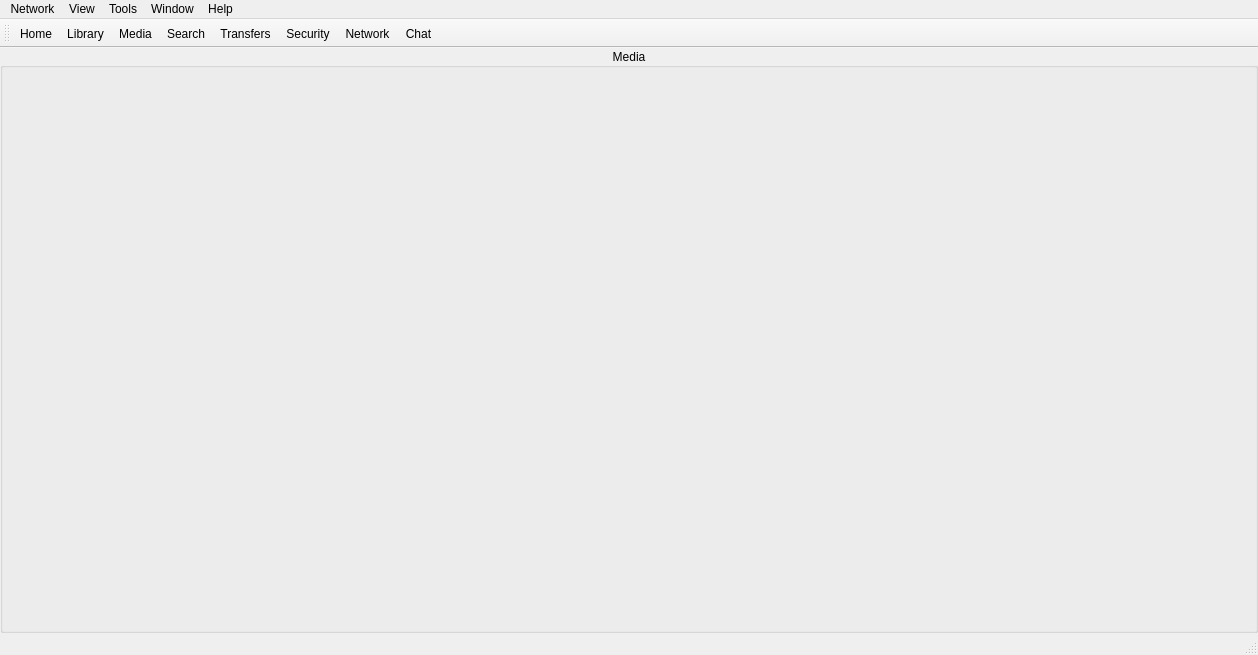
Above: mainwindow.ui from quazaa-development-team/Panthera-Project before the change. Below: the same form after it.
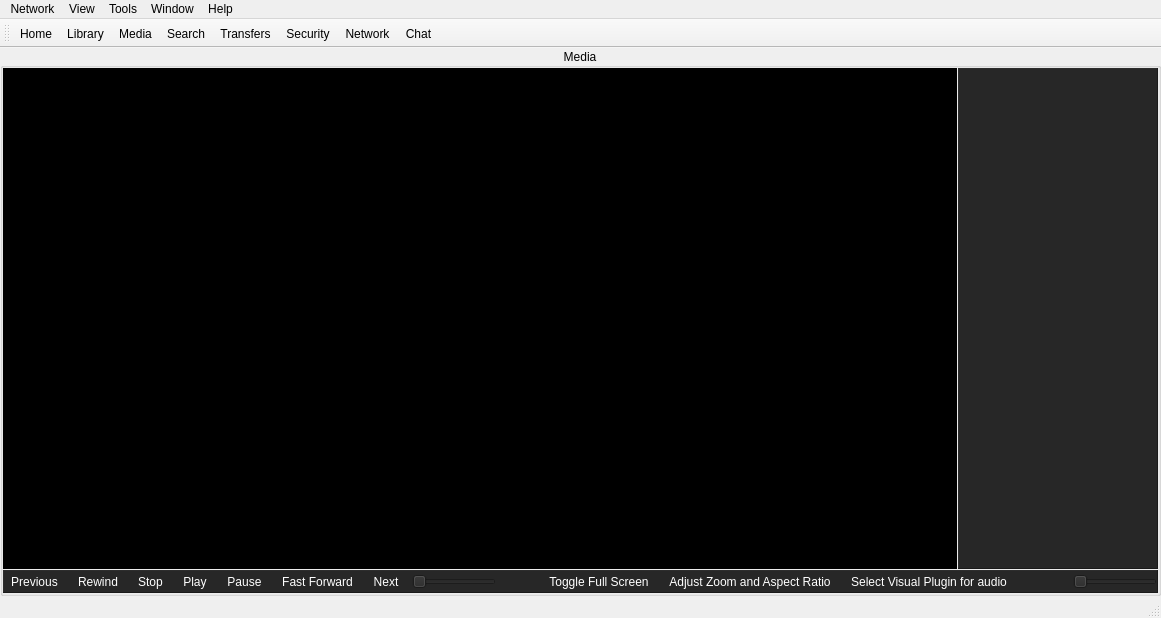
That is the form after the change. The open tabs and pages were chosen to show the change. Icons and pictures are not drawn.

Commit message: Commit more png files used in UI and current work on library and media pages.

```diff
--- a/mainwindow.ui
+++ b/mainwindow.ui
@@ -7,10 +7,16 @@
    <rect>
     <x>0</x>
     <y>0</y>
-    <width>1258</width>
-    <height>655</height>
+    <width>863</width>
+    <height>618</height>
    </rect>
   </property>
+  <property name="sizePolicy">
+   <sizepolicy hsizetype="MinimumExpanding" vsizetype="Preferred">
+    <horstretch>0</horstretch>
+    <verstretch>0</verstretch>
+   </sizepolicy>
+  </property>
   <property name="windowTitle">
    <string>Panthera</string>
   </property>
@@ -595,6 +601,806 @@
           <property name="flat">
            <bool>true</bool>
           </property>
+          <layout class="QGridLayout" name="gridLayout_14">
+           <property name="margin">
+            <number>0</number>
+           </property>
+           <property name="spacing">
+            <number>1</number>
+           </property>
+           <item row="0" column="0">
+            <widget class="QFrame" name="frameMediaScreen">
+             <property name="sizePolicy">
+              <sizepolicy hsizetype="MinimumExpanding" vsizetype="MinimumExpanding">
+               <horstretch>0</horstretch>
+               <verstretch>0</verstretch>
+              </sizepolicy>
+             </property>
+             <property name="styleSheet">
+              <string notr="true">background-color: rgb(0, 0, 0);</string>
+             </property>
+             <property name="frameShape">
+              <enum>QFrame::Panel</enum>
+             </property>
+             <property name="frameShadow">
+              <enum>QFrame::Sunken</enum>
+             </property>
+            </widget>
+           </item>
+           <item row="0" column="1">
+            <widget class="QFrame" name="frame_2">
+             <property name="enabled">
+              <bool>true</bool>
+             </property>
+             <property name="sizePolicy">
+              <sizepolicy hsizetype="Minimum" vsizetype="Expanding">
+               <horstretch>0</horstretch>
+               <verstretch>0</verstretch>
+              </sizepolicy>
+             </property>
+             <property name="minimumSize">
+              <size>
+               <width>200</width>
+               <height>0</height>
+              </size>
+             </property>
+             <property name="styleSheet">
+              <string notr="true">background-color: rgb(39,39,39);</string>
+             </property>
+             <property name="frameShape">
+              <enum>QFrame::Panel</enum>
+             </property>
+             <property name="frameShadow">
+              <enum>QFrame::Raised</enum>
+             </property>
+            </widget>
+           </item>
+           <item row="1" column="0" colspan="2">
+            <widget class="QFrame" name="frame">
+             <property name="sizePolicy">
+              <sizepolicy hsizetype="MinimumExpanding" vsizetype="Fixed">
+               <horstretch>0</horstretch>
+               <verstretch>0</verstretch>
+              </sizepolicy>
+             </property>
+             <property name="styleSheet">
+              <string notr="true">background-color: rgb(39, 39, 39);</string>
+             </property>
+             <property name="frameShape">
+              <enum>QFrame::Panel</enum>
+             </property>
+             <property name="frameShadow">
+              <enum>QFrame::Raised</enum>
+             </property>
+             <layout class="QGridLayout" name="gridLayout_12">
+              <property name="margin">
+               <number>0</number>
+              </property>
+              <item row="0" column="0">
+               <widget class="QToolButton" name="toolButtonMediaPrevious">
+                <property name="toolTip">
+                 <string>Previous</string>
+                </property>
+                <property name="styleSheet">
+                 <string>color: rgb(255, 255, 255);</string>
+                </property>
+                <property name="text">
+                 <string>Previous</string>
+                </property>
+                <property name="icon">
+                 <iconset resource="Graphics.qrc">
+                  <normaloff>:/Player/Resource/Player Start.png</normaloff>:/Player/Resource/Player Start.png</iconset>
+                </property>
+                <property name="iconSize">
+                 <size>
+                  <width>24</width>
+                  <height>24</height>
+                 </size>
+                </property>
+                <property name="popupMode">
+                 <enum>QToolButton::InstantPopup</enum>
+                </property>
+                <property name="autoRaise">
+                 <bool>true</bool>
+                </property>
+                <property name="arrowType">
+                 <enum>Qt::NoArrow</enum>
+                </property>
+               </widget>
+              </item>
+              <item row="0" column="1">
+               <widget class="QToolButton" name="toolButtonMediaRewind">
+                <property name="toolTip">
+                 <string>Rewind</string>
+                </property>
+                <property name="styleSheet">
+                 <string>color: rgb(255, 255, 255);</string>
+                </property>
+                <property name="text">
+                 <string>Rewind</string>
+                </property>
+                <property name="icon">
+                 <iconset resource="Graphics.qrc">
+                  <normaloff>:/Player/Resource/Player Rew.png</normaloff>:/Player/Resource/Player Rew.png</iconset>
+                </property>
+                <property name="iconSize">
+                 <size>
+                  <width>24</width>
+                  <height>24</height>
+                 </size>
+                </property>
+                <property name="popupMode">
+                 <enum>QToolButton::InstantPopup</enum>
+                </property>
+                <property name="autoRaise">
+                 <bool>true</bool>
+                </property>
+               </widget>
+              </item>
+              <item row="0" column="2">
+               <widget class="QToolButton" name="toolButtonMediaStop">
+                <property name="toolTip">
+                 <string>Stop</string>
+                </property>
+                <property name="styleSheet">
+                 <string>color: rgb(255, 255, 255);</string>
+                </property>
+                <property name="text">
+                 <string>Stop</string>
+                </property>
+                <property name="icon">
+                 <iconset resource="Graphics.qrc">
+                  <normaloff>:/Player/Resource/Player Stop.png</normaloff>:/Player/Resource/Player Stop.png</iconset>
+                </property>
+                <property name="iconSize">
+                 <size>
+                  <width>24</width>
+                  <height>24</height>
+                 </size>
+                </property>
+                <property name="popupMode">
+                 <enum>QToolButton::InstantPopup</enum>
+                </property>
+                <property name="autoRaise">
+                 <bool>true</bool>
+                </property>
+               </widget>
+              </item>
+              <item row="0" column="3">
+               <widget class="QToolButton" name="toolButtonMediaPlay">
+                <property name="toolTip">
+                 <string>Play</string>
+                </property>
+                <property name="styleSheet">
+                 <string>color: rgb(255, 255, 255);</string>
+                </property>
+                <property name="text">
+                 <string>Play</string>
+                </property>
+                <property name="icon">
+                 <iconset resource="Graphics.qrc">
+                  <normaloff>:/Player/Resource/Player Play.png</normaloff>:/Player/Resource/Player Play.png</iconset>
+                </property>
+                <property name="iconSize">
+                 <size>
+                  <width>24</width>
+                  <height>24</height>
+                 </size>
+                </property>
+                <property name="popupMode">
+                 <enum>QToolButton::InstantPopup</enum>
+                </property>
+                <property name="autoRaise">
+                 <bool>true</bool>
+                </property>
+               </widget>
+              </item>
+              <item row="0" column="4">
+               <widget class="QToolButton" name="toolButtonMediaPause">
+                <property name="toolTip">
+                 <string>Pause</string>
+                </property>
+                <property name="styleSheet">
+                 <string>color: rgb(255, 255, 255);</string>
+                </property>
+                <property name="text">
+                 <string>Pause</string>
+                </property>
+                <property name="icon">
+                 <iconset resource="Graphics.qrc">
+                  <normaloff>:/Player/Resource/Player Pause.png</normaloff>:/Player/Resource/Player Pause.png</iconset>
+                </property>
+                <property name="iconSize">
+                 <size>
+                  <width>24</width>
+                  <height>24</height>
+                 </size>
+                </property>
+                <property name="popupMode">
+                 <enum>QToolButton::InstantPopup</enum>
+                </property>
+                <property name="autoRaise">
+                 <bool>true</bool>
+                </property>
+               </widget>
+              </item>
+              <item row="0" column="5">
+               <widget class="QToolButton" name="toolButtonMediaFastForward">
+                <property name="toolTip">
+                 <string>Fast Forward</string>
+                </property>
+                <property name="styleSheet">
+                 <string>color: rgb(255, 255, 255);</string>
+                </property>
+                <property name="text">
+                 <string>Fast Forward</string>
+                </property>
+                <property name="icon">
+                 <iconset resource="Graphics.qrc">
+                  <normaloff>:/Player/Resource/Player Fwd.png</normaloff>:/Player/Resource/Player Fwd.png</iconset>
+                </property>
+                <property name="iconSize">
+                 <size>
+                  <width>24</width>
+                  <height>24</height>
+                 </size>
+                </property>
+                <property name="popupMode">
+                 <enum>QToolButton::InstantPopup</enum>
+                </property>
+                <property name="autoRaise">
+                 <bool>true</bool>
+                </property>
+               </widget>
+              </item>
+              <item row="0" column="6">
+               <widget class="QToolButton" name="toolButtonMediaNext">
+                <property name="toolTip">
+                 <string>Next</string>
+                </property>
+                <property name="styleSheet">
+                 <string>color: rgb(255, 255, 255);</string>
+                </property>
+                <property name="text">
+                 <string>Next</string>
+                </property>
+                <property name="icon">
+                 <iconset resource="Graphics.qrc">
+                  <normaloff>:/Player/Resource/Player End.png</normaloff>:/Player/Resource/Player End.png</iconset>
+                </property>
+                <property name="iconSize">
+                 <size>
+                  <width>24</width>
+                  <height>24</height>
+                 </size>
+                </property>
+                <property name="autoRaise">
+                 <bool>true</bool>
+                </property>
+               </widget>
+              </item>
+              <item row="0" column="14">
+               <widget class="QLabel" name="labelVolume">
+                <property name="toolTip">
+                 <string>Volume</string>
+                </property>
+                <property name="styleSheet">
+                 <string>color: rgb(255, 255, 255);</string>
+                </property>
+                <property name="text">
+                 <string/>
+                </property>
+                <property name="pixmap">
+                 <pixmap resource="Graphics.qrc">:/Player/Resource/Speaker.png</pixmap>
+                </property>
+                <property name="scaledContents">
+                 <bool>false</bool>
+                </property>
+               </widget>
+              </item>
+              <item row="0" column="13">
+               <spacer name="horizontalSpacer_7">
+                <property name="orientation">
+                 <enum>Qt::Horizontal</enum>
+                </property>
+                <property name="sizeType">
+                 <enum>QSizePolicy::Preferred</enum>
+                </property>
+                <property name="sizeHint" stdset="0">
+                 <size>
+                  <width>40</width>
+                  <height>20</height>
+                 </size>
+                </property>
+               </spacer>
+              </item>
+              <item row="0" column="15">
+               <widget class="QSlider" name="horizontalSliderVolume">
+                <property name="sizePolicy">
+                 <sizepolicy hsizetype="Fixed" vsizetype="Fixed">
+                  <horstretch>130</horstretch>
+                  <verstretch>0</verstretch>
+                 </sizepolicy>
+                </property>
+                <property name="orientation">
+                 <enum>Qt::Horizontal</enum>
+                </property>
+               </widget>
+              </item>
+              <item row="0" column="9">
+               <spacer name="horizontalSpacer_10">
+                <property name="orientation">
+                 <enum>Qt::Horizontal</enum>
+                </property>
+                <property name="sizeType">
+                 <enum>QSizePolicy::Minimum</enum>
+                </property>
+                <property name="sizeHint" stdset="0">
+                 <size>
+                  <width>40</width>
+                  <height>20</height>
+                 </size>
+                </property>
+               </spacer>
+              </item>
+              <item row="0" column="10">
+               <widget class="QToolButton" name="toolButton">
+                <property name="palette">
+                 <palette>
+                  <active>
+                   <colorrole role="WindowText">
+                    <brush brushstyle="SolidPattern">
+                     <color alpha="255">
+                      <red>255</red>
+                      <green>255</green>
+                      <blue>255</blue>
+                     </color>
+                    </brush>
+                   </colorrole>
+                   <colorrole role="Button">
+                    <brush brushstyle="SolidPattern">
+                     <color alpha="255">
+                      <red>39</red>
+                      <green>39</green>
+                      <blue>39</blue>
+                     </color>
+                    </brush>
+                   </colorrole>
+                   <colorrole role="Text">
+                    <brush brushstyle="SolidPattern">
+                     <color alpha="255">
+                      <red>255</red>
+                      <green>255</green>
+                      <blue>255</blue>
+                     </color>
+                    </brush>
+                   </colorrole>
+                   <colorrole role="ButtonText">
+                    <brush brushstyle="SolidPattern">
+                     <color alpha="255">
+                      <red>255</red>
+                      <green>255</green>
+                      <blue>255</blue>
+                     </color>
+                    </brush>
+                   </colorrole>
+                  </active>
+                  <inactive>
+                   <colorrole role="WindowText">
+                    <brush brushstyle="SolidPattern">
+                     <color alpha="255">
+                      <red>255</red>
+                      <green>255</green>
+                      <blue>255</blue>
+                     </color>
+                    </brush>
+                   </colorrole>
+                   <colorrole role="Button">
+                    <brush brushstyle="SolidPattern">
+                     <color alpha="255">
+                      <red>39</red>
+                      <green>39</green>
+                      <blue>39</blue>
+                     </color>
+                    </brush>
+                   </colorrole>
+                   <colorrole role="Text">
+                    <brush brushstyle="SolidPattern">
+                     <color alpha="255">
+                      <red>255</red>
+                      <green>255</green>
+                      <blue>255</blue>
+                     </color>
+                    </brush>
+                   </colorrole>
+                   <colorrole role="ButtonText">
+                    <brush brushstyle="SolidPattern">
+                     <color alpha="255">
+                      <red>255</red>
+                      <green>255</green>
+                      <blue>255</blue>
+                     </color>
+                    </brush>
+                   </colorrole>
+                  </inactive>
+                  <disabled>
+                   <colorrole role="WindowText">
+                    <brush brushstyle="SolidPattern">
+                     <color alpha="255">
+                      <red>255</red>
+                      <green>255</green>
+                      <blue>255</blue>
+                     </color>
+                    </brush>
+                   </colorrole>
+                   <colorrole role="Button">
+                    <brush brushstyle="SolidPattern">
+                     <color alpha="255">
+                      <red>39</red>
+                      <green>39</green>
+                      <blue>39</blue>
+                     </color>
+                    </brush>
+                   </colorrole>
+                   <colorrole role="Text">
+                    <brush brushstyle="SolidPattern">
+                     <color alpha="255">
+                      <red>255</red>
+                      <green>255</green>
+                      <blue>255</blue>
+                     </color>
+                    </brush>
+                   </colorrole>
+                   <colorrole role="ButtonText">
+                    <brush brushstyle="SolidPattern">
+                     <color alpha="255">
+                      <red>255</red>
+                      <green>255</green>
+                      <blue>255</blue>
+                     </color>
+                    </brush>
+                   </colorrole>
+                  </disabled>
+                 </palette>
+                </property>
+                <property name="toolTip">
+                 <string>Toggle Full Screen</string>
+                </property>
+                <property name="styleSheet">
+                 <string>color: rgb(255, 255, 255);</string>
+                </property>
+                <property name="text">
+                 <string>Toggle Full Screen</string>
+                </property>
+                <property name="icon">
+                 <iconset resource="Graphics.qrc">
+                  <normaloff>:/Player/Resource/Cinema Display blue.png</normaloff>:/Player/Resource/Cinema Display blue.png</iconset>
+                </property>
+                <property name="iconSize">
+                 <size>
+                  <width>24</width>
+                  <height>24</height>
+                 </size>
+                </property>
+                <property name="popupMode">
+                 <enum>QToolButton::InstantPopup</enum>
+                </property>
+                <property name="autoRaise">
+                 <bool>true</bool>
+                </property>
+               </widget>
+              </item>
+              <item row="0" column="11">
+               <widget class="QToolButton" name="toolButtonZoom">
+                <property name="palette">
+                 <palette>
+                  <active>
+                   <colorrole role="WindowText">
+                    <brush brushstyle="SolidPattern">
+                     <color alpha="255">
+                      <red>255</red>
+                      <green>255</green>
+                      <blue>255</blue>
+                     </color>
+                    </brush>
+                   </colorrole>
+                   <colorrole role="Button">
+                    <brush brushstyle="SolidPattern">
+                     <color alpha="255">
+                      <red>39</red>
+                      <green>39</green>
+                      <blue>39</blue>
+                     </color>
+                    </brush>
+                   </colorrole>
+                   <colorrole role="Text">
+                    <brush brushstyle="SolidPattern">
+                     <color alpha="255">
+                      <red>255</red>
+                      <green>255</green>
+                      <blue>255</blue>
+                     </color>
+                    </brush>
+                   </colorrole>
+                   <colorrole role="ButtonText">
+                    <brush brushstyle="SolidPattern">
+                     <color alpha="255">
+                      <red>255</red>
+                      <green>255</green>
+                      <blue>255</blue>
+                     </color>
+                    </brush>
+                   </colorrole>
+                  </active>
+                  <inactive>
+                   <colorrole role="WindowText">
+                    <brush brushstyle="SolidPattern">
+                     <color alpha="255">
+                      <red>255</red>
+                      <green>255</green>
+                      <blue>255</blue>
+                     </color>
+                    </brush>
+                   </colorrole>
+                   <colorrole role="Button">
+                    <brush brushstyle="SolidPattern">
+                     <color alpha="255">
+                      <red>39</red>
+                      <green>39</green>
+                      <blue>39</blue>
+                     </color>
+                    </brush>
+                   </colorrole>
+                   <colorrole role="Text">
+                    <brush brushstyle="SolidPattern">
+                     <color alpha="255">
+                      <red>255</red>
+                      <green>255</green>
+                      <blue>255</blue>
+                     </color>
+                    </brush>
+                   </colorrole>
+                   <colorrole role="ButtonText">
+                    <brush brushstyle="SolidPattern">
+                     <color alpha="255">
+                      <red>255</red>
+                      <green>255</green>
+                      <blue>255</blue>
+                     </color>
+                    </brush>
+                   </colorrole>
+                  </inactive>
+                  <disabled>
+                   <colorrole role="WindowText">
+                    <brush brushstyle="SolidPattern">
+                     <color alpha="255">
+                      <red>255</red>
+                      <green>255</green>
+                      <blue>255</blue>
+                     </color>
+                    </brush>
+                   </colorrole>
+                   <colorrole role="Button">
+                    <brush brushstyle="SolidPattern">
+                     <color alpha="255">
+                      <red>39</red>
+                      <green>39</green>
+                      <blue>39</blue>
+                     </color>
+                    </brush>
+                   </colorrole>
+                   <colorrole role="Text">
+                    <brush brushstyle="SolidPattern">
+                     <color alpha="255">
+                      <red>255</red>
+                      <green>255</green>
+                      <blue>255</blue>
+                     </color>
+                    </brush>
+                   </colorrole>
+                   <colorrole role="ButtonText">
+                    <brush brushstyle="SolidPattern">
+                     <color alpha="255">
+                      <red>255</red>
+                      <green>255</green>
+                      <blue>255</blue>
+                     </color>
+                    </brush>
+                   </colorrole>
+                  </disabled>
+                 </palette>
+                </property>
+                <property name="toolTip">
+                 <string>Adjust Zoom and Aspect Ratio</string>
+                </property>
+                <property name="styleSheet">
+                 <string>color: rgb(255, 255, 255);</string>
+                </property>
+                <property name="text">
+                 <string>Adjust Zoom and Aspect Ratio</string>
+                </property>
+                <property name="icon">
+                 <iconset resource="Graphics.qrc">
+                  <normaloff>:/Player/Resource/View Full Size.png</normaloff>:/Player/Resource/View Full Size.png</iconset>
+                </property>
+                <property name="iconSize">
+                 <size>
+                  <width>24</width>
+                  <height>24</height>
+                 </size>
+                </property>
+                <property name="popupMode">
+                 <enum>QToolButton::InstantPopup</enum>
+                </property>
+                <property name="autoRaise">
+                 <bool>true</bool>
+                </property>
+               </widget>
+              </item>
+              <item row="0" column="8">
+               <widget class="QSlider" name="horizontalSliderSeek">
+                <property name="orientation">
+                 <enum>Qt::Horizontal</enum>
+                </property>
+                <property name="invertedAppearance">
+                 <bool>false</bool>
+                </property>
+                <property name="invertedControls">
+                 <bool>false</bool>
+                </property>
+               </widget>
+              </item>
+              <item row="0" column="12">
+               <widget class="QToolButton" name="toolButtonPlugins">
+                <property name="palette">
+                 <palette>
+                  <active>
+                   <colorrole role="WindowText">
+                    <brush brushstyle="SolidPattern">
+                     <color alpha="255">
+                      <red>255</red>
+                      <green>255</green>
+                      <blue>255</blue>
+                     </color>
+                    </brush>
+                   </colorrole>
+                   <colorrole role="Button">
+                    <brush brushstyle="SolidPattern">
+                     <color alpha="255">
+                      <red>39</red>
+                      <green>39</green>
+                      <blue>39</blue>
+                     </color>
+                    </brush>
+                   </colorrole>
+                   <colorrole role="Text">
+                    <brush brushstyle="SolidPattern">
+                     <color alpha="255">
+                      <red>255</red>
+                      <green>255</green>
+                      <blue>255</blue>
+                     </color>
+                    </brush>
+                   </colorrole>
+                   <colorrole role="ButtonText">
+                    <brush brushstyle="SolidPattern">
+                     <color alpha="255">
+                      <red>255</red>
+                      <green>255</green>
+                      <blue>255</blue>
+                     </color>
+                    </brush>
+                   </colorrole>
+                  </active>
+                  <inactive>
+                   <colorrole role="WindowText">
+                    <brush brushstyle="SolidPattern">
+                     <color alpha="255">
+                      <red>255</red>
+                      <green>255</green>
+                      <blue>255</blue>
+                     </color>
+                    </brush>
+                   </colorrole>
+                   <colorrole role="Button">
+                    <brush brushstyle="SolidPattern">
+                     <color alpha="255">
+                      <red>39</red>
+                      <green>39</green>
+                      <blue>39</blue>
+                     </color>
+                    </brush>
+                   </colorrole>
+                   <colorrole role="Text">
+                    <brush brushstyle="SolidPattern">
+                     <color alpha="255">
+                      <red>255</red>
+                      <green>255</green>
+                      <blue>255</blue>
+                     </color>
+                    </brush>
+                   </colorrole>
+                   <colorrole role="ButtonText">
+                    <brush brushstyle="SolidPattern">
+                     <color alpha="255">
+                      <red>255</red>
+                      <green>255</green>
+                      <blue>255</blue>
+                     </color>
+                    </brush>
+                   </colorrole>
+                  </inactive>
+                  <disabled>
+                   <colorrole role="WindowText">
+                    <brush brushstyle="SolidPattern">
+                     <color alpha="255">
+                      <red>255</red>
+                      <green>255</green>
+                      <blue>255</blue>
+                     </color>
+                    </brush>
+                   </colorrole>
+                   <colorrole role="Button">
+                    <brush brushstyle="SolidPattern">
+                     <color alpha="255">
+                      <red>39</red>
+                      <green>39</green>
+                      <blue>39</blue>
+                     </color>
+                    </brush>
+                   </colorrole>
+                   <colorrole role="Text">
+                    <brush brushstyle="SolidPattern">
+                     <color alpha="255">
+                      <red>255</red>
+                      <green>255</green>
+                      <blue>255</blue>
+                     </color>
+                    </brush>
+                   </colorrole>
+                   <colorrole role="ButtonText">
+                    <brush brushstyle="SolidPattern">
+                     <color alpha="255">
+                      <red>255</red>
+                      <green>255</green>
+                      <blue>255</blue>
+                     </color>
+                    </brush>
+                   </colorrole>
+                  </disabled>
+                 </palette>
+                </property>
+                <property name="toolTip">
+                 <string>Select Visual Plugin for audio</string>
+                </property>
+                <property name="styleSheet">
+                 <string>color: rgb(255, 255, 255);</string>
+                </property>
+                <property name="text">
+                 <string>Select Visual Plugin for audio</string>
+                </property>
+                <property name="icon">
+                 <iconset resource="Graphics.qrc">
+                  <normaloff>:/Player/Resource/Plugins.png</normaloff>:/Player/Resource/Plugins.png</iconset>
+                </property>
+                <property name="iconSize">
+                 <size>
+                  <width>24</width>
+                  <height>24</height>
+                 </size>
+                </property>
+                <property name="popupMode">
+                 <enum>QToolButton::InstantPopup</enum>
+                </property>
+                <property name="autoRaise">
+                 <bool>true</bool>
+                </property>
+               </widget>
+              </item>
+             </layout>
+            </widget>
+           </item>
+          </layout>
          </widget>
         </item>
        </layout>
@@ -708,7 +1514,7 @@
     <rect>
      <x>0</x>
      <y>0</y>
-     <width>1258</width>
+     <width>863</width>
      <height>21</height>
     </rect>
    </property>
```
Left out of the diff: 548 changed lines with no effect on the pictures. The commit also changes 53 other files.
